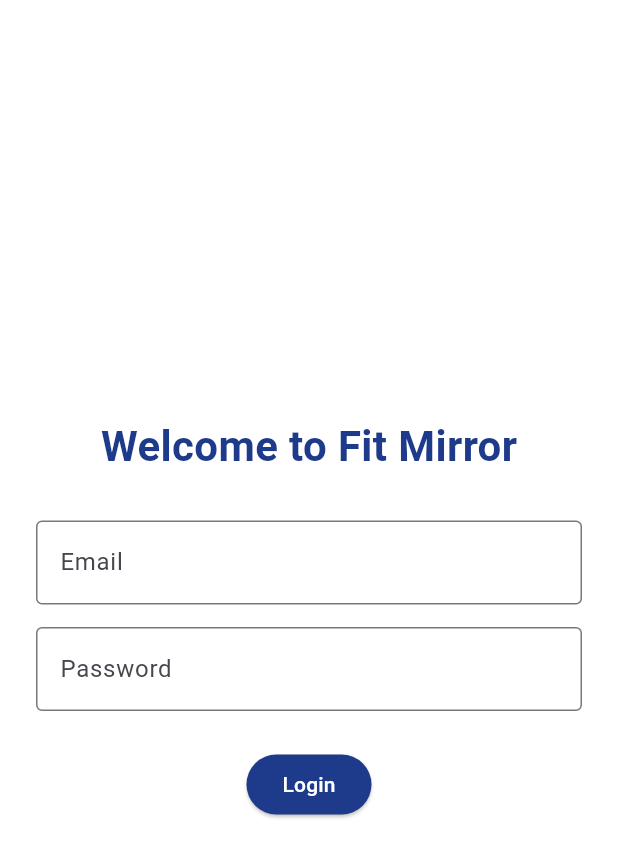
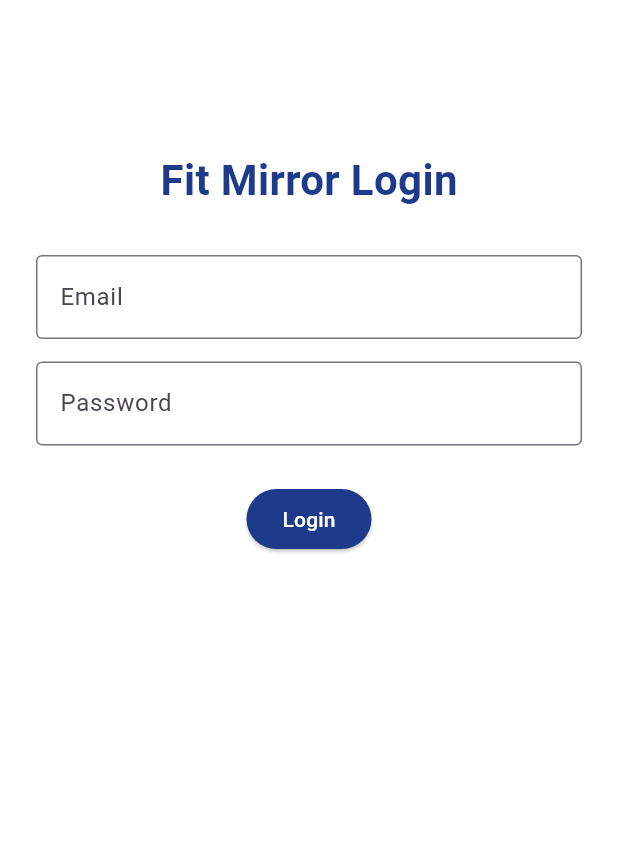
Before and after one commit to arfatabid/Fit-Mirror-FYP, a Flutter app: the LoginScreen screen opened directly, on a phone screen of 412 x 824 dp. Shown: the top 857 px of the screen. Run offline on Flutter 3.47's test engine with Material 3 defaults, Android fonts, the phone set to English and light mode, and no system bars; our stand-ins replace firebase_auth, firebase_core; accounts and stored records are empty; generated files the repository leaves out were written again.

Commit message:
Update main.dart with Firebase and UI fixes

```diff
--- a/lib/back end/api_helper.dart
+++ /dev/null
@@ -1,3 +0,0 @@
-class ApiHelper {
-  // TODO: Implement API helper methods
-}
--- a/lib/back end/model_controller.dart
+++ /dev/null
@@ -1,3 +0,0 @@
-class ModelController {
-  // TODO: Implement model controller logic
-}
--- a/lib/provider/app_provider.dart
+++ b/lib/provider/app_provider.dart
@@ -1,5 +1,23 @@
 import 'package:flutter/material.dart';
+import '../services/auth_service.dart';
 
-class AppProvider extends ChangeNotifier {
-  // TODO: Implement AppProvider logic
+class AuthProvider extends ChangeNotifier {
+  final AuthService _authService = AuthService();
+  bool _isLoading = false;
+  bool get isLoading => _isLoading;
+
+  Future<void> login(String email, String password, BuildContext context) async {
+    _isLoading = true;
+    notifyListeners();
+
+    try {
+      await _authService.loginUser(email, password);
+      // Success logic
+    } catch (e) {
+      ScaffoldMessenger.of(context).showSnackBar(SnackBar(content: Text(e.toString())));
+    }
+
+    _isLoading = false;
+    notifyListeners();
+  }
 }
--- a/lib/ui/screens/login_screen.dart
+++ b/lib/ui/screens/login_screen.dart
@@ -1,4 +1,6 @@
 import 'package:flutter/material.dart';
+import 'package:provider/provider.dart';
+import '../../provider/auth_provider.dart';
 
 class LoginScreen extends StatelessWidget {
   final TextEditingController _emailController = TextEditingController();
@@ -10,27 +12,31 @@ class LoginScreen extends StatelessWidget {
   Widget build(BuildContext context) {
     return Scaffold(
       backgroundColor: Colors.white,
-      body: Padding(
-        padding: const EdgeInsets.all(24.0),
+      body: SingleChildScrollView(
+        child: Padding(
+          padding: const EdgeInsets.symmetric(horizontal: 24.0, vertical: 100.0),
           child: Column(
             mainAxisAlignment: MainAxisAlignment.center,
             children: [
-            const Text("Welcome to Fit Mirror",
+              const Text("Fit Mirror Login",
                   style: TextStyle(fontSize: 28, fontWeight: FontWeight.bold, color: Color(0xFF1E3A8A))),
               const SizedBox(height: 30),
               TextField(controller: _emailController, decoration: const InputDecoration(labelText: 'Email', border: OutlineInputBorder())),
               const SizedBox(height: 15),
               TextField(controller: _passwordController, obscureText: true, decoration: const InputDecoration(labelText: 'Password', border: OutlineInputBorder())),
               const SizedBox(height: 25),
-            ElevatedButton(
+
+              Consumer<AuthProvider>(
+                builder: (context, auth, child) => auth.isLoading
+                    ? const CircularProgressIndicator()
+                    : ElevatedButton(
                   style: ElevatedButton.styleFrom(backgroundColor: const Color(0xFF1E3A8A), foregroundColor: Colors.white),
-              onPressed: () {
-                print("Email: ${_emailController.text}");
-                print("Password: ${_passwordController.text}");
-              },
+                  onPressed: () => auth.login(_emailController.text, _passwordController.text, context),
                   child: const Text("Login"),
                 ),
+              ),
             ],
+          ),
         ),
       ),
     );
--- a/pubspec.yaml
+++ b/pubspec.yaml
@@ -35,6 +35,8 @@ dependencies:
   # Use with the CupertinoIcons class for iOS style icons.
   cupertino_icons: ^1.0.8
   provider: ^6.1.5+1
+  firebase_auth: ^6.5.3
+  firebase_core: ^4.11.0
 
 dev_dependencies:
   flutter_test:
```
Also changed, not shown: lib/main.dart (+22 -109 lines), 12 other files. Lines whose indentation alone changed are shown as unchanged.
